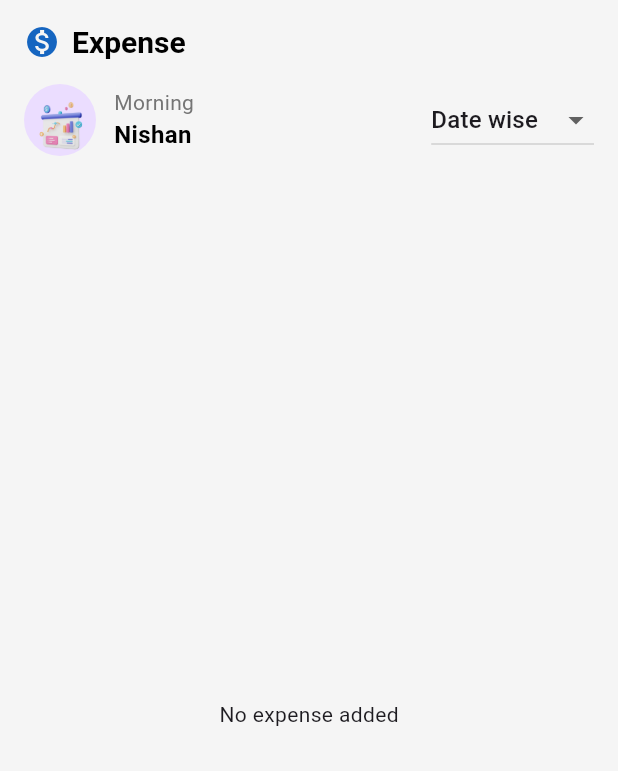
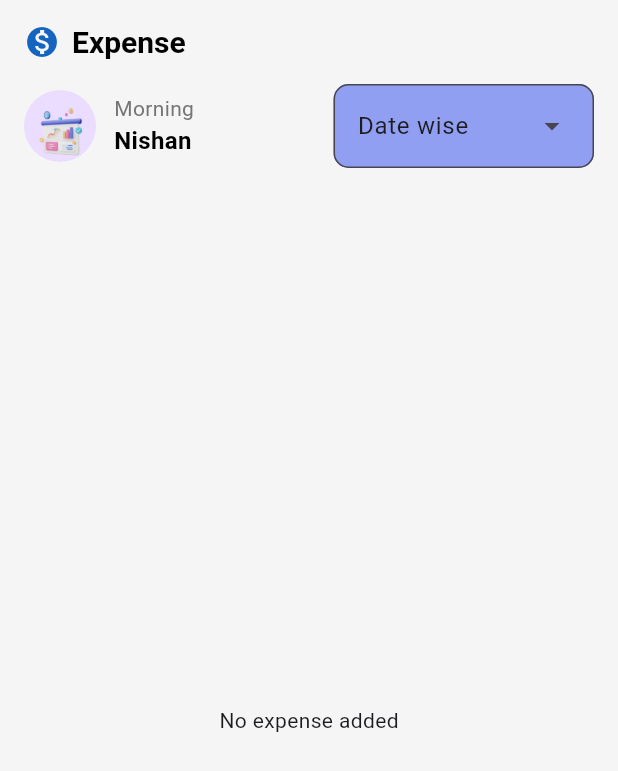
Before and after one commit to Nishan202/expense_tracker_2, a Flutter app: the HomeScreen screen opened by its route, on a phone screen of 412 x 824 dp. Shown: the top 771 px of the screen. Run offline on Flutter 3.47's test engine with Material 3 defaults, Android fonts, the phone set to English and light mode, and no system bars; our stand-ins replace flutter_bloc, shared_preferences, sqflite; missing offline and left inert: d_chart; accounts and stored records are empty.

Commit message:
Dropdown menu set in home screen

```diff
--- a/lib/ui/screens/home_screen.dart
+++ b/lib/ui/screens/home_screen.dart
@@ -111,59 +111,62 @@ class _HomeScreenState extends State<HomeScreen> {
                         ),
                       ],
                     ),
-                    DropdownButton<String>(
-                      value: selectedFilter,
-                      onChanged: (String? newValue) {
+                    // DropdownButton<String>(
+                    //   value: selectedFilter,
+                    //   onChanged: (String? newValue) {
+                    //     int selectedType = 0;
+                    //     if (newValue == "Date wise") {
+                    //       selectedType = 0;
+                    //     } else if (newValue == "Month wise") {
+                    //       selectedType = 1;
+                    //     } else if (newValue == "Year wise") {
+                    //       selectedType = 2;
+                    //     } else {
+                    //       selectedType = 3;
+                    //     }
+                    //     context.read<ExpenseBloc>().add(
+                    //         FetchFilteredExpenses(filterType: selectedType));
+                    //     setState(() {
+                    //       selectedFilter = newValue!;
+                    //     });
+                    //   },
+                    //   items: <String>["Date wise", "Month wise", "Year wise"]
+                    //       .map<DropdownMenuItem<String>>((String value) {
+                    //     return DropdownMenuItem<String>(
+                    //       value: value,
+                    //       child: Text(value),
+                    //     );
+                    //   }).toList(),
+                    // ),
+                    DropdownMenu(
+                      menuStyle: const MenuStyle(
+                          // fixedSize: WidgetStatePropertyAll(Size.fromHeight(30)),
+                            backgroundColor: WidgetStatePropertyAll(Color.fromARGB(255, 185, 193, 235))),
+                        inputDecorationTheme: InputDecorationTheme(fillColor: Color.fromARGB(255, 144, 159, 242),
+                            filled: true,
+                            border: OutlineInputBorder(borderRadius: BorderRadius.circular(10))),
+                      initialSelection: monthDropdownMenu[0],
+                      dropdownMenuEntries: monthDropdownMenu.map((value) {
+                        return DropdownMenuEntry(value: value, label: value);
+                      }).toList(),
+                      // onSelected: context.read<ExpenseBloc>().add(FetchFilteredExpenses(filterType: 0)),
+                      onSelected: (value){
                         int selectedType = 0;
-                        if (newValue == "Date wise") {
+                        if(value == 'Date wise'){
                           selectedType = 0;
-                        } else if (newValue == "Month wise") {
+                        } else if(value == 'Month wise'){
                           selectedType = 1;
-                        } else if (newValue == "Year wise") {
+                        } else if(value == 'Year wise'){
                           selectedType = 2;
-                        } else {
+                        } else{
                           selectedType = 3;
                         }
-                        context.read<ExpenseBloc>().add(
-                            FetchFilteredExpenses(filterType: selectedType));
+                        context.read<ExpenseBloc>().add(FetchFilteredExpenses(filterType: selectedType));
                         setState(() {
-                          selectedFilter = newValue!;
+                          selectedFilter = value!;
                         });
                       },
-                      items: <String>["Date wise", "Month wise", "Year wise"]
-                          .map<DropdownMenuItem<String>>((String value) {
-                        return DropdownMenuItem<String>(
-                          value: value,
-                          child: Text(value),
-                        );
-                      }).toList(),
                     ),
-                    // DropdownMenu(
-                    //   menuStyle: const MenuStyle(
-                    //       // fixedSize: WidgetStatePropertyAll(Size.fromHeight(30)),
-                    //         backgroundColor: WidgetStatePropertyAll(Color.fromARGB(255, 185, 193, 235))),
-                    //     inputDecorationTheme: InputDecorationTheme(fillColor: Color.fromARGB(255, 144, 159, 242),
-                    //         filled: true,
-                    //         border: OutlineInputBorder(borderRadius: BorderRadius.circular(10))),
-                    //   initialSelection: selectedFilter,
-                    //   dropdownMenuEntries: monthDropdownMenu.map((value) {
-                    //     return DropdownMenuEntry(value: value, label: value);
-                    //   }).toList(),
-                    //   // onSelected: context.read<ExpenseBloc>().add(FetchFilteredExpenses(filterType: 0)),
-                    //   onSelected: (value){
-                    //     int selectedType = 0;
-                    //     if(value == 'Date wise'){
-                    //       selectedType = 0;
-                    //     } else if(value == 'Month wise'){
-                    //       selectedType = 1;
-                    //     } else if(value == 'Year wise'){
-                    //       selectedType = 2;
-                    //     } else{
-                    //       selectedType = 3;
-                    //     }
-                    //     context.read<ExpenseBloc>().add(FetchFilteredExpenses(filterType: 0));
-                    //   },
-                    // ),
                   ],
                 ),
                 const SizedBox(
```
Also changed, not shown: lib/ui/screens/add_expense_screen.dart (+2 -5 lines).
